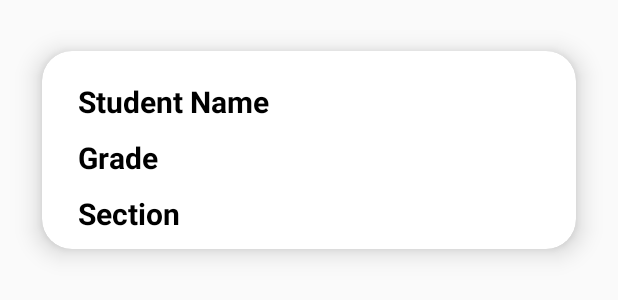
After one commit to aliyabatoolalvi/Smart_School_Pick_Up_System, an Android app: the layout student_item.xml on its own in the app's theme, with its tools: preview values and no code run, on a phone screen of 412 x 824 dp. The commit adds this screen. Shown: the top 300 px of the screen. Run offline under Robolectric (Android 15) with nearby library versions, the phone set to English and light mode, and no system bars.

Commit message:
login and pickup screen update

```diff
--- a/app/src/main/res/layout/activity_login.xml
+++ b/app/src/main/res/layout/activity_login.xml
@@ -83,7 +83,7 @@
             android:textAllCaps="true"
             android:drawableRight="@drawable/baseline_keyboard_arrow_right_24"
             android:text="Login"
-            android:background="@drawable/button_background"
+            android:background="@drawable/button_blue"
             android:textStyle="bold"
             android:layout_alignParentBottom="true"
             android:layout_marginVertical="190dp"
--- /dev/null
+++ b/app/src/main/res/layout/student_item.xml
@@ -0,0 +1,61 @@
+<?xml version="1.0" encoding="utf-8"?>
+<androidx.constraintlayout.widget.ConstraintLayout xmlns:android="http://schemas.android.com/apk/res/android"
+    xmlns:app="http://schemas.android.com/apk/res-auto"
+    android:layout_width="match_parent"
+    android:layout_height="match_parent">
+
+    <androidx.cardview.widget.CardView
+        android:layout_width="match_parent"
+        android:layout_height="wrap_content"
+
+        app:layout_constraintStart_toStartOf="parent"
+        app:layout_constraintTop_toTopOf="parent"
+        app:cardElevation="10dp"
+        app:cardCornerRadius="20dp"
+        android:layout_margin="10dp"
+        app:cardBackgroundColor="@color/white"
+        app:cardMaxElevation="12dp"
+        app:cardPreventCornerOverlap="true"
+        app:cardUseCompatPadding="true"
+        >
+        <LinearLayout
+            android:layout_width="match_parent"
+            android:layout_height="wrap_content"
+            android:orientation="vertical"
+
+            >
+    <TextView
+        android:id="@+id/student_name"
+        android:layout_width="wrap_content"
+        android:layout_height="wrap_content"
+        android:layout_marginStart="24dp"
+        android:layout_marginTop="20dp"
+        android:text="Student Name"
+        android:textColor="@color/black"
+        android:textSize="20sp"
+        android:textStyle="bold" />
+    <TextView
+        android:id="@+id/grade"
+        android:layout_width="wrap_content"
+        android:layout_height="wrap_content"
+        android:layout_marginStart="24dp"
+        android:layout_marginTop="10dp"
+        android:text="Grade"
+        android:textColor="@color/black"
+        android:textSize="20sp"
+        android:textStyle="bold" />
+    <TextView
+        android:id="@+id/class_section"
+        android:layout_width="wrap_content"
+        android:layout_height="wrap_content"
+        android:layout_marginStart="24dp"
+
+        android:layout_marginVertical="10dp"
+        android:text="Section"
+        android:textColor="@color/black"
+        android:textSize="20sp"
+        android:textStyle="bold" />
+        </LinearLayout>
+    </androidx.cardview.widget.CardView>
+
+</androidx.constraintlayout.widget.ConstraintLayout>
```
Also changed, not shown: app/src/main/res/layout/pickup_screen.xml (+33 -55 lines).
